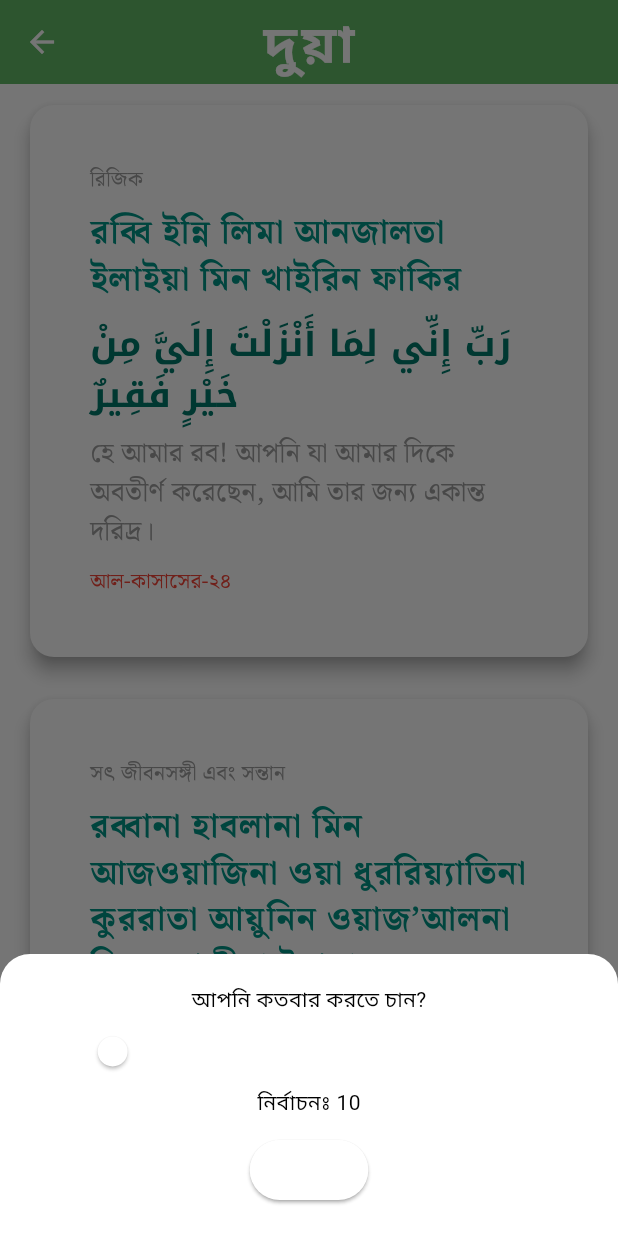
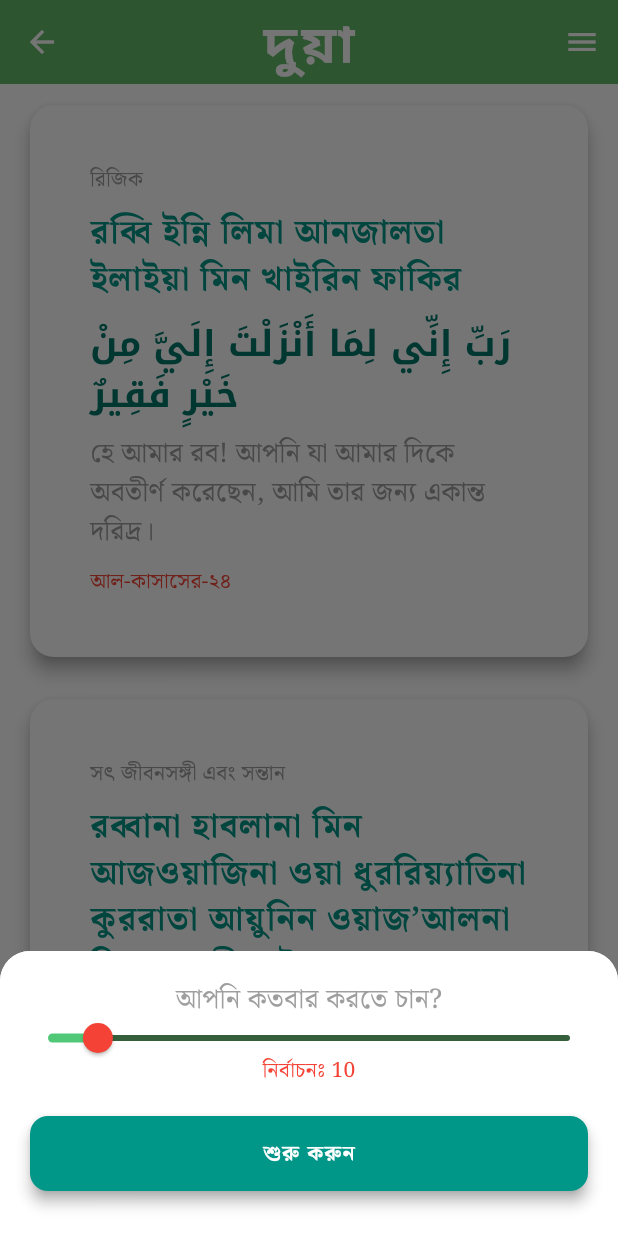
Before and after one commit to Fardeenhimself/flutter_tasbeeh_app, a Flutter app: the AsmaCategeory screen opened by its route, after a tap on "রিজিক", on a phone screen of 412 x 824 dp. Run offline on Flutter 3.47's test engine with Material 3 defaults, Android fonts, the phone set to English and light mode, and no system bars; our stand-ins replace google_fonts; Roboto replaces fonts that are missing (Galada).

Commit message:
Added Icon and App Drawer

```diff
--- /dev/null
+++ b/lib/components/custom_drawer.dart
@@ -0,0 +1,92 @@
+import 'package:flutter/material.dart';
+import 'package:google_fonts/google_fonts.dart';
+
+class CustomDrawer extends StatelessWidget {
+  const CustomDrawer({super.key});
+
+  @override
+  Widget build(BuildContext context) {
+    return Drawer(
+      shape: const RoundedRectangleBorder(
+        borderRadius: BorderRadiusGeometry.only(
+          topRight: Radius.circular(24),
+          bottomRight: Radius.circular(24),
+        ),
+      ),
+      elevation: 8,
+      backgroundColor: Theme.of(context).colorScheme.surfaceContainerHighest,
+
+      //App name and logo
+      child: Column(
+        children: [
+          Container(
+            width: double.infinity,
+            padding: const EdgeInsets.symmetric(vertical: 30),
+            decoration: BoxDecoration(
+              color: Theme.of(context).appBarTheme.backgroundColor,
+              borderRadius: const BorderRadius.only(
+                topRight: Radius.circular(24),
+              ),
+            ),
+            child: Column(
+              //mainAxisAlignment: MainAxisAlignment.center,
+              children: [
+                Image.asset(
+                  'assets/images/logo.png',
+                  height: 200,
+                  fit: BoxFit.contain,
+                ),
+                const SizedBox(height: 12),
+                Text(
+                  'তাসবিহ By Fardeen',
+                  style: GoogleFonts.galada(
+                    fontSize: 22,
+                    letterSpacing: 1,
+                    color: Theme.of(context).appBarTheme.foregroundColor,
+                  ),
+                ),
+              ],
+            ),
+          ),
+          //const Spacer(),
+          const Divider(thickness: 1, indent: 16, endIndent: 16),
+
+          //My Info
+          Padding(
+            padding: const EdgeInsets.symmetric(horizontal: 16.0, vertical: 4),
+            child: Row(
+              children: [
+                Icon(Icons.facebook, color: Colors.blue[600]),
+                const SizedBox(width: 10),
+                Text(
+                  'facebook.com/fardeenhimself',
+                  style: GoogleFonts.spaceMono(fontSize: 12, letterSpacing: 1),
+                ),
+              ],
+            ),
+          ),
+
+          const SizedBox(height: 8),
+          Padding(
+            padding: EdgeInsets.symmetric(horizontal: 16, vertical: 4),
+            child: Row(
+              children: [
+                Icon(Icons.email, color: Colors.deepOrange[600]),
+                const SizedBox(width: 10),
+                Text(
+                  'fardeen.cse20@gmail.com',
+                  style: GoogleFonts.spaceMono(
+                    fontSize: 12,
+                    fontWeight: FontWeight.bold,
+                    letterSpacing: 1,
+                  ),
+                ),
+              ],
+            ),
+          ),
+          const SizedBox(height: 20),
+        ],
+      ),
+    );
+  }
+}
--- a/lib/components/home_card.dart
+++ b/lib/components/home_card.dart
@@ -1,4 +1,5 @@
 import 'package:flutter/material.dart';
+import 'package:tasbeeh_app/components/custom_drawer.dart';
 import 'package:tasbeeh_app/utils/custom_app_style.dart';
 import 'package:tasbeeh_app/utils/custom_home_card.dart';
 
@@ -13,6 +14,9 @@ class HomeCard extends StatelessWidget {
         title: Text('তাসবিহ', style: CustomAppStyle.appBarStyle(context)),
       ),
       extendBodyBehindAppBar: true,
+
+      //A Drawer
+      endDrawer: CustomDrawer(),
       body: Center(
         child: Column(
           mainAxisSize: MainAxisSize.min,
--- a/lib/pages/asma_categeory.dart
+++ b/lib/pages/asma_categeory.dart
@@ -1,4 +1,6 @@
 import 'package:flutter/material.dart';
+import 'package:google_fonts/google_fonts.dart';
+import 'package:tasbeeh_app/components/custom_drawer.dart';
 import 'package:tasbeeh_app/lists/asma_list.dart';
 import 'package:tasbeeh_app/model/asma_model.dart';
 import 'package:tasbeeh_app/pages/counter_page.dart';
@@ -16,6 +18,7 @@ class AsmaCategeory extends StatelessWidget {
       appBar: AppBar(
         title: Text('দুয়া', style: CustomAppStyle.appBarStyle(context)),
       ),
+      endDrawer: CustomDrawer(),
 
       body: SafeArea(
         child: ListView.builder(
@@ -25,7 +28,6 @@ class AsmaCategeory extends StatelessWidget {
             return CustomAsmacat(
               dua: duas[index],
               onTap: () {
-                {
                 showModalBottomSheet(
                   context: context,
                   shape: RoundedRectangleBorder(
@@ -35,15 +37,37 @@ class AsmaCategeory extends StatelessWidget {
                   ),
                   builder: (context) {
                     int selectedCount = 10;
-                      return StatefulBuilder(
+                    return SafeArea(
+                      child: StatefulBuilder(
                         builder: (context, setModalState) {
-                          return Padding(
-                            padding: const EdgeInsets.all(20.0),
+                          return Container(
+                            decoration: BoxDecoration(
+                              color: Theme.of(context).colorScheme.primary,
+                              borderRadius: const BorderRadius.vertical(
+                                top: Radius.circular(20),
+                              ),
+                            ),
+                            padding: EdgeInsets.fromLTRB(20, 20, 20, 30),
                             child: Column(
                               mainAxisSize: MainAxisSize.min,
                               children: [
-                                Text('আপনি কতবার করতে চান?'),
-                                Slider(
+                                Text(
+                                  'আপনি কতবার করতে চান?',
+                                  style: CustomAppStyle.cardTranslationStyle,
+                                ),
+                                SliderTheme(
+                                  data: SliderTheme.of(context).copyWith(
+                                    activeTrackColor: Color(0xFF50C878),
+                                    inactiveTrackColor: Color(0xFF355E3B),
+                                    thumbShape: RoundSliderThumbShape(
+                                      enabledThumbRadius: 10.0,
+                                    ),
+                                    overlayShape: RoundSliderOverlayShape(
+                                      overlayRadius: 12.0,
+                                    ),
+                                    thumbColor: Colors.red,
+                                  ),
+                                  child: Slider(
                                     min: 1,
                                     max: 100,
                                     divisions: 99,
@@ -54,9 +78,24 @@ class AsmaCategeory extends StatelessWidget {
                                       });
                                     },
                                   ),
-                                Text('নির্বাচনঃ $selectedCount'),
-                                const SizedBox(height: 10),
+                                ),
+                                Text(
+                                  'নির্বাচনঃ $selectedCount',
+                                  style: CustomAppStyle.duaIdentityStyle,
+                                ),
+                                const SizedBox(height: 20),
                                 ElevatedButton(
+                                  style: ElevatedButton.styleFrom(
+                                    backgroundColor: Colors.teal,
+                                    foregroundColor: Colors.white,
+                                    minimumSize: Size(double.infinity, 50),
+                                    shape: RoundedRectangleBorder(
+                                      borderRadius:
+                                          BorderRadiusGeometry.circular(12),
+                                    ),
+                                    padding: EdgeInsets.symmetric(vertical: 14),
+                                    elevation: 4,
+                                  ),
                                   onPressed: () {
                                     Navigator.pop(context);
                                     Navigator.push(
@@ -69,16 +108,23 @@ class AsmaCategeory extends StatelessWidget {
                                       ),
                                     );
                                   },
-                                  child: Text('Start'),
+                                  child: Text(
+                                    'শুরু করুন',
+                                    style: GoogleFonts.notoSerifBengali(
+                                      fontSize: 14,
+                                      fontWeight: FontWeight.bold,
+                                      letterSpacing: 1,
+                                    ),
+                                  ),
                                 ),
                               ],
                             ),
                           );
                         },
+                      ),
                     );
                   },
                 );
-                }
               },
             );
           },
--- a/lib/pages/asma_husna.dart
+++ b/lib/pages/asma_husna.dart
@@ -1,4 +1,5 @@
 import 'package:flutter/material.dart';
+import 'package:tasbeeh_app/components/custom_drawer.dart';
 import 'package:tasbeeh_app/utils/custom_app_style.dart';
 
 class AsmaHusna extends StatelessWidget {
@@ -10,6 +11,7 @@ class AsmaHusna extends StatelessWidget {
       appBar: AppBar(
         title: Text('দুয়া', style: CustomAppStyle.appBarStyle(context)),
       ),
+      endDrawer: CustomDrawer(),
       body: AsmaHusna(),
     );
   }
--- a/lib/pages/counter_page.dart
+++ b/lib/pages/counter_page.dart
@@ -1,8 +1,10 @@
 import 'package:flutter/material.dart';
+import 'package:tasbeeh_app/components/custom_drawer.dart';
 import 'package:tasbeeh_app/components/show_success_modal.dart';
 import 'package:tasbeeh_app/model/reflect_model.dart';
 import 'package:tasbeeh_app/utils/counter_page_card.dart';
 import 'package:tasbeeh_app/utils/custom_app_style.dart';
+import 'package:flutter/services.dart';
 
 class CounterPage extends StatefulWidget {
   CounterPage({
@@ -31,6 +33,8 @@ class _CounterPageState extends State<CounterPage> {
       if (_countNumber == widget.maxCount) {
         Future.delayed(Duration(milliseconds: 300), () {
           if (!mounted) return;
+
+          HapticFeedback.heavyImpact();
           showDialog(
             context: context,
             builder: (context) => ShowSuccessModal(),
@@ -62,6 +66,7 @@ class _CounterPageState extends State<CounterPage> {
   Widget build(BuildContext context) {
     return Scaffold(
       appBar: AppBar(title: Text('')),
+      endDrawer: CustomDrawer(),
       body: SafeArea(
         child: Column(
           mainAxisAlignment: MainAxisAlignment.center,
--- a/lib/pages/reflect_category.dart
+++ b/lib/pages/reflect_category.dart
@@ -1,5 +1,6 @@
 import 'package:flutter/material.dart';
 import 'package:google_fonts/google_fonts.dart';
+import 'package:tasbeeh_app/components/custom_drawer.dart';
 import 'package:tasbeeh_app/model/reflect_model.dart';
 import 'package:tasbeeh_app/pages/counter_page.dart';
 import 'package:tasbeeh_app/utils/custom_app_style.dart';
@@ -16,6 +17,7 @@ class ReflectCategory extends StatelessWidget {
       appBar: AppBar(
         title: Text('জিকির', style: CustomAppStyle.appBarStyle(context)),
       ),
+      endDrawer: CustomDrawer(),
       body: SafeArea(
         child: ListView.builder(
           itemCount: reflections.length,
```
Also changed, not shown: pubspec.yaml (+8 -0 lines), assets/images/icon.png (added), pubspec.lock, 41 other files. Lines whose indentation alone changed are shown as unchanged.
